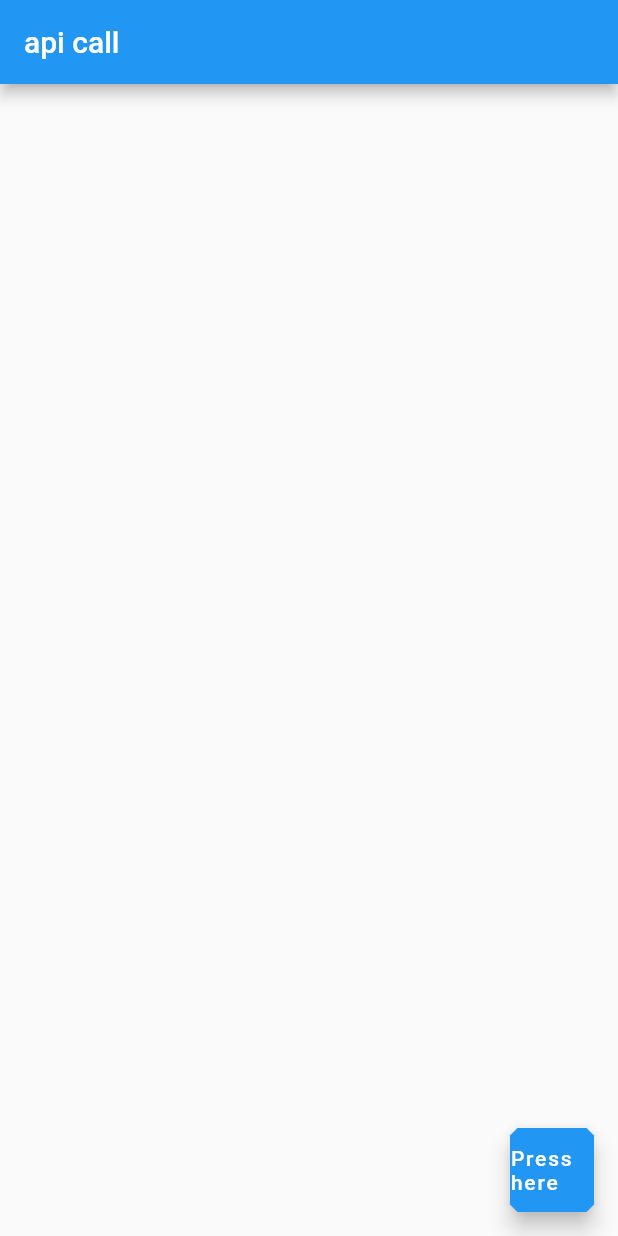
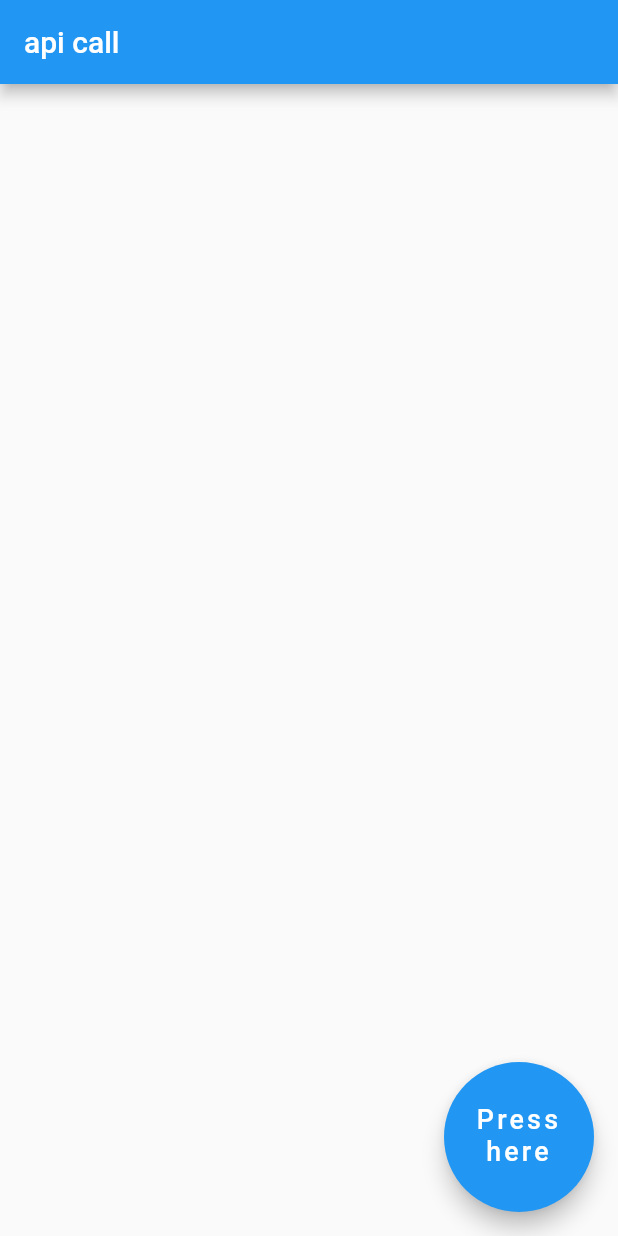
Before and after one commit to kirtijangid/api-call, a Flutter app: the screen it shows after launch, on a phone screen of 412 x 824 dp. Run offline on Flutter 3.47's test engine with Material 2 defaults, Android fonts, the phone set to English and light mode, and no system bars.

Commit message:
resizing floating action button

```diff
--- a/lib/screen/home.dart
+++ b/lib/screen/home.dart
@@ -35,14 +35,24 @@ class _HomeScreenState extends State<HomeScreen> {
 
               );
           }),
-      floatingActionButton: FloatingActionButton(
+      floatingActionButton:
+      Container(
+        height: 100.0,
+        width: 100.0,
+        child: FittedBox(
+      child: FloatingActionButton(
         child: Text('Press here',
+        textAlign: TextAlign.center,
+        style: TextStyle(
+          fontSize: 10
         ),
-        shape: BeveledRectangleBorder(
-          borderRadius: BorderRadiusDirectional.circular(5)),
+        ),
+
         onPressed: fetchUsers,
       ),
-    );
+      ),
+      ),
+      );
   }
 
   void fetchUsers() async {
```
